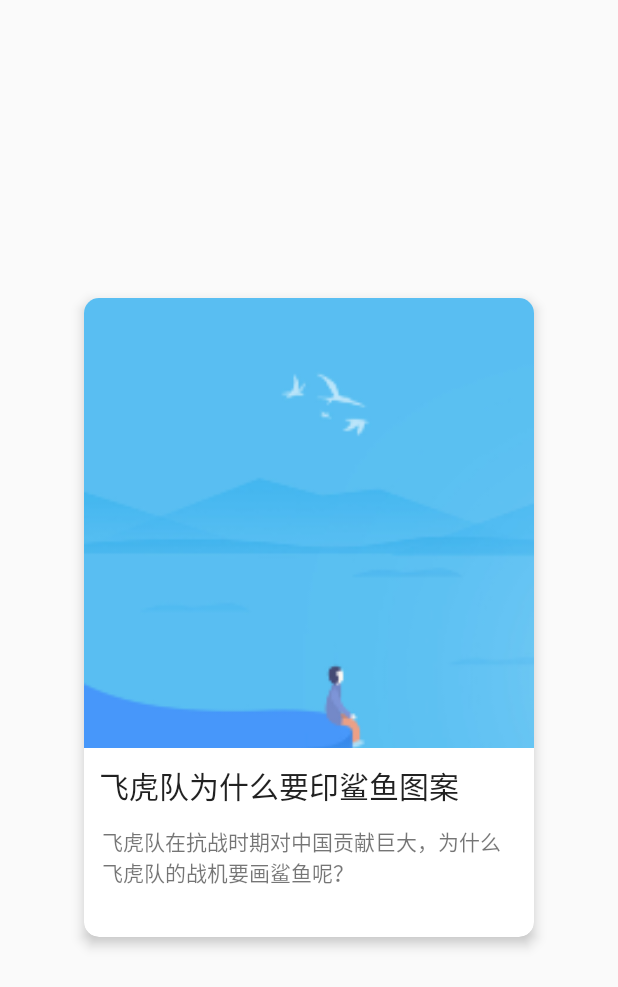
After one commit to shenhuanet/BaikeDaily-android, an Android app: the layout item_content.xml on its own in the app's theme, with its tools: preview values and no code run, on a phone screen of 412 x 824 dp. The commit adds this screen. Shown: the top 987 px of the screen. Run offline under Robolectric (Android 15) with nearby library versions, the phone set to English and light mode, and no system bars.

Commit message:
Develop the card view

```diff
--- a/app/src/main/java/com/shenhua/baikedaily/widget/SplashView.kt
+++ b/app/src/main/java/com/shenhua/baikedaily/widget/beziersplash/SplashView.kt
@@ -1,4 +1,4 @@
-package com.shenhua.baikedaily.widget
+package com.shenhua.baikedaily.widget.beziersplash
 
 import android.animation.*
 import android.content.Context
--- a/app/src/main/java/com/shenhua/baikedaily/widget/ViewPath.kt
+++ b/app/src/main/java/com/shenhua/baikedaily/widget/beziersplash/ViewPath.kt
@@ -1,4 +1,4 @@
-package com.shenhua.baikedaily.widget
+package com.shenhua.baikedaily.widget.beziersplash
 
 /**
  * Created by shenhua on 2017-11-23-0023.
--- a/app/src/main/java/com/shenhua/baikedaily/widget/ViewPathEvaluator.kt
+++ b/app/src/main/java/com/shenhua/baikedaily/widget/beziersplash/ViewPathEvaluator.kt
@@ -1,4 +1,4 @@
-package com.shenhua.baikedaily.widget
+package com.shenhua.baikedaily.widget.beziersplash
 
 import android.animation.TypeEvaluator
 
--- a/app/src/main/java/com/shenhua/baikedaily/widget/ViewPoint.kt
+++ b/app/src/main/java/com/shenhua/baikedaily/widget/beziersplash/ViewPoint.kt
@@ -1,4 +1,4 @@
-package com.shenhua.baikedaily.widget
+package com.shenhua.baikedaily.widget.beziersplash
 
 /**
  * Created by shenhua on 2017-11-23-0023.
--- a/app/src/main/res/layout/activity_spalsh.xml
+++ b/app/src/main/res/layout/activity_spalsh.xml
@@ -5,7 +5,7 @@
     android:layout_height="match_parent"
     tools:context="com.shenhua.baikedaily.ui.SplashActivity">
 
-    <com.shenhua.baikedaily.widget.SplashView
+    <com.shenhua.baikedaily.widget.beziersplash.SplashView
         android:id="@+id/splashView"
         android:layout_width="match_parent"
         android:layout_height="match_parent" />
--- /dev/null
+++ b/app/src/main/res/layout/item_content.xml
@@ -0,0 +1,64 @@
+<?xml version="1.0" encoding="utf-8"?>
+<android.support.v7.widget.CardView xmlns:android="http://schemas.android.com/apk/res/android"
+    xmlns:app="http://schemas.android.com/apk/res-auto"
+    android:id="@+id/cardView"
+    android:layout_width="300dp"
+    android:layout_height="426dp"
+    android:layout_gravity="center"
+    app:cardBackgroundColor="@android:color/white"
+    app:cardCornerRadius="10dp"
+    app:cardElevation="5dp"
+    app:layout_insetEdge="bottom">
+
+    <android.support.constraint.ConstraintLayout
+        android:layout_width="match_parent"
+        android:layout_height="match_parent"
+        android:layout_gravity="center">
+
+        <ImageView
+            android:id="@+id/image"
+            android:layout_width="match_parent"
+            android:layout_height="300dp"
+            android:scaleType="centerCrop"
+            android:src="@drawable/img_card"
+            app:layout_constraintEnd_toEndOf="parent"
+            app:layout_constraintStart_toStartOf="parent"
+            app:layout_constraintTop_toTopOf="parent"
+            app:layout_constraintVertical_bias="0.8" />
+
+        <TextView
+            android:id="@+id/tvTitle"
+            android:layout_width="wrap_content"
+            android:layout_height="wrap_content"
+            android:layout_margin="10dp"
+            android:text="飞虎队为什么要印鲨鱼图案"
+            android:textAppearance="@style/Base.TextAppearance.AppCompat.Title"
+            app:layout_constraintEnd_toEndOf="parent"
+            app:layout_constraintHorizontal_bias="0.0"
+            app:layout_constraintStart_toStartOf="parent"
+            app:layout_constraintTop_toBottomOf="@+id/image" />
+
+        <TextView
+            android:id="@+id/tvDesc"
+            android:layout_width="wrap_content"
+            android:layout_height="wrap_content"
+            android:padding="12dp"
+            android:text="飞虎队在抗战时期对中国贡献巨大，为什么飞虎队的战机要画鲨鱼呢？"
+            app:layout_constraintEnd_toEndOf="parent"
+            app:layout_constraintHorizontal_bias="0.0"
+            app:layout_constraintStart_toStartOf="parent"
+            app:layout_constraintTop_toBottomOf="@+id/tvTitle" />
+
+        <TextView
+            android:id="@+id/tvAuthorTime"
+            android:layout_width="wrap_content"
+            android:layout_height="wrap_content"
+            android:layout_margin="16dp"
+            android:textColor="@android:color/white"
+            android:textSize="24dp"
+            app:layout_constraintStart_toStartOf="parent"
+            app:layout_constraintTop_toTopOf="parent" />
+
+    </android.support.constraint.ConstraintLayout>
+
+</android.support.v7.widget.CardView>
--- a/app/src/main/res/values/colors.xml
+++ b/app/src/main/res/values/colors.xml
@@ -3,6 +3,7 @@
     <color name="colorPrimary">#74D290</color>
     <color name="colorPrimaryDark">#329A51</color>
     <color name="colorAccent">#74D2BF</color>
+    <color name="colorWindow">#FAFAFA</color>
 
     <color name="colorBlue1">#74B6D2</color>
     <color name="colorBlue2">#7487D2</color>
--- a/app/src/main/res/values/styles.xml
+++ b/app/src/main/res/values/styles.xml
@@ -6,6 +6,7 @@
         <item name="colorPrimary">@color/colorPrimary</item>
         <item name="colorPrimaryDark">@color/colorPrimaryDark</item>
         <item name="colorAccent">@color/colorAccent</item>
+        <item name="android:windowBackground">@color/colorWindow</item>
     </style>
 
     <style name="FullScreenTheme" parent="AppTheme">
@@ -13,4 +14,8 @@
         <item name="android:windowFullscreen">true</item>
     </style>
 
+    <style name="TimeTextView">
+        <item name="android:textSize">14sp</item>
+    </style>
+
 </resources>
```
Also changed, not shown: app/src/main/AndroidManifest.xml (+7 -1 lines), app/src/main/java/com/shenhua/baikedaily/ui/MainActivity.kt (+29 -1 lines), app/src/main/java/com/shenhua/baikedaily/ui/SplashActivity.kt (+6 -12 lines), app/src/main/java/com/shenhua/baikedaily/ui/adapter/BaseRecyclerAdapter.kt (added, +156 -0 lines), app/src/main/java/com/shenhua/baikedaily/ui/adapter/CardAdapter.kt (added, +29 -0 lines), app/src/main/java/com/shenhua/baikedaily/widget/swipecard/OnSwipeListener.kt (added, +35 -0 lines), app/src/main/java/com/shenhua/baikedaily/widget/swipecard/SwipeCardConfig.kt (added, +47 -0 lines), app/src/main/java/com/shenhua/baikedaily/widget/swipecard/SwipeCardItemTouchHelperCallback.kt (added, +112 -0 lines), app/src/main/res/layout/activity_main.xml (+13 -4 lines), app/src/main/res/drawable-xxhdpi/img_card.png (added), app/src/main/res/drawable-xxhdpi/img_card_background.9.png (added).
